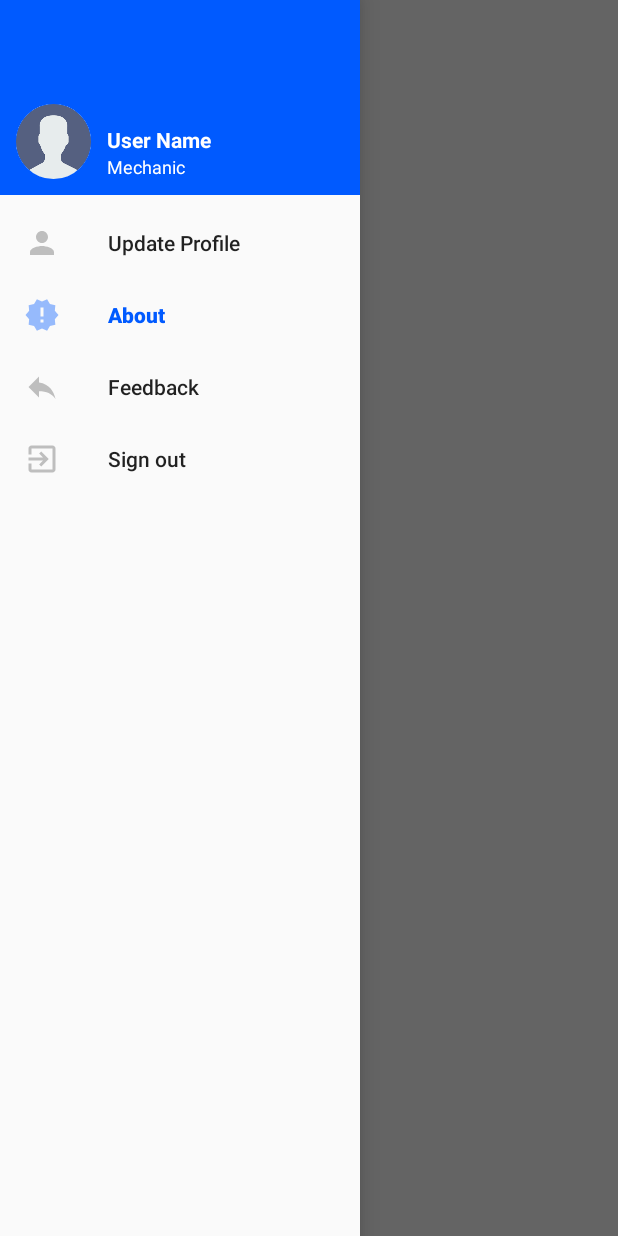
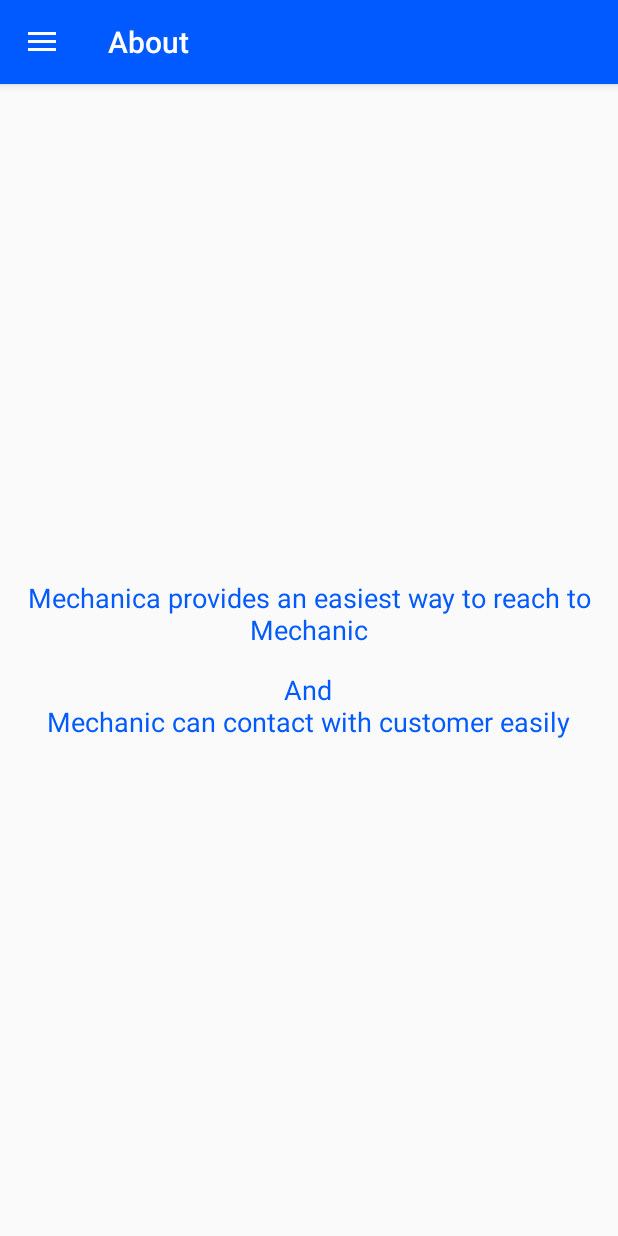
Before and after one commit to MUHAMMADAQIB96/Mechanica, an Android app: the BaseDrawerActivity screen opened directly, with no data from a screen before it, in the side drawer, after a tap on "About", on a phone screen of 412 x 824 dp. Run offline under Robolectric (Android 15) with nearby library versions, the phone set to English and light mode, and no system bars; our stand-ins replace CircleImageView, Firebase (no records; nobody signed in at launch, a user with empty details on screens opened directly); libraries missing offline, so code that uses them is left out: io.paperdb; 3 statements that could not run were skipped.

Commit message:
about activity added

```diff
--- a/app/build.gradle
+++ b/app/build.gradle
@@ -55,7 +55,6 @@ dependencies {
     /********************circular image view************************/
     implementation 'de.hdodenhof:circleimageview:2.2.0'
 
-
     /********************permission dispatcher************************/
     implementation "com.github.hotchemi:permissionsdispatcher:3.0.0"
     annotationProcessor "com.github.hotchemi:permissionsdispatcher-processor:3.0.0"
--- a/app/src/main/AndroidManifest.xml
+++ b/app/src/main/AndroidManifest.xml
@@ -40,7 +40,9 @@
 
         <activity android:name=".UserRoleActivity" />
         <activity android:name=".UpdateProfileActivity" />
-        <activity android:name=".BaseDrawerActivity"></activity>
+        <activity android:name=".BaseDrawerActivity" />
+        <activity android:name=".AboutActivity"
+            android:theme="@style/AppTheme.ActionBar"/>
     </application>
 
 </manifest>
--- /dev/null
+++ b/app/src/main/java/com/example/fyp/mechanica/AboutActivity.java
@@ -0,0 +1,22 @@
+package com.example.fyp.mechanica;
+
+import android.support.v7.app.ActionBar;
+import android.support.v7.app.AppCompatActivity;
+import android.os.Bundle;
+import android.view.MenuItem;
+
+public class AboutActivity extends BaseDrawerActivity {
+
+    @Override
+    protected void onCreate(Bundle savedInstanceState) {
+        super.onCreate(savedInstanceState);
+        setContentView(R.layout.activity_about);
+
+        ActionBar bar = getSupportActionBar();
+        if (bar != null) {
+            bar.setTitle("About");
+        }
+
+    }
+
+}
--- a/app/src/main/java/com/example/fyp/mechanica/BaseDrawerActivity.java
+++ b/app/src/main/java/com/example/fyp/mechanica/BaseDrawerActivity.java
@@ -152,6 +152,10 @@ public class BaseDrawerActivity extends AppCompatActivity implements MenuItem.On
                 startActivity(new Intent(this, UpdateProfileActivity.class));
                 break;
 
+            case R.id.menu_drawer_item_about:
+                startActivity(new Intent(this, AboutActivity.class));
+                break;
+
             case R.id.menu_drawer_item_sign_out:
                 FirebaseAuth.getInstance().signOut();
                 Intent intent = new Intent(this, LoginActivity.class);
--- a/app/src/main/java/com/example/fyp/mechanica/UpdateProfileActivity.java
+++ b/app/src/main/java/com/example/fyp/mechanica/UpdateProfileActivity.java
@@ -84,14 +84,11 @@ public class UpdateProfileActivity extends AppCompatActivity {
         vehicle.make = etMake.getText().toString();
         vehicle.model = etModel.getText().toString();
         vehicle.type = etType.getText().toString();
-//        String key = dbRef.child("users").child(currUser.id).child("vehicles").push().getKey();
-//        vehicle.key = key;
 
         dbRef.child("users").child(currUser.id).child("vehicle").setValue(vehicle)
                 .addOnCompleteListener(this, new OnCompleteListener<Void>() {
             @Override
             public void onComplete(@NonNull Task<Void> task) {
-//                currUser.vehicles.add(vehicle);
                 currUser.vehicle = vehicle;
                 Paper.book().write(Constants.CURR_USER_KEY, currUser);
                 startActivity(new Intent(UpdateProfileActivity.this, MainActivity.class));
--- /dev/null
+++ b/app/src/main/res/layout/activity_about.xml
@@ -0,0 +1,29 @@
+<?xml version="1.0" encoding="utf-8"?>
+<LinearLayout xmlns:android="http://schemas.android.com/apk/res/android"
+    xmlns:app="http://schemas.android.com/apk/res-auto"
+    xmlns:tools="http://schemas.android.com/tools"
+    android:layout_width="match_parent"
+    android:layout_height="match_parent"
+    android:orientation="vertical"
+    android:gravity="center"
+    android:padding="@dimen/spacing_normal"
+    tools:context="com.example.fyp.mechanica.AboutActivity">
+
+    <TextView
+        android:layout_width="wrap_content"
+        android:layout_height="wrap_content"
+        android:textAlignment="center"
+        android:textSize="@dimen/font_large"
+        android:textColor="@color/blue"
+        android:text="Mechanica provides an easiest way to reach to Mechanic"
+        />
+
+    <TextView
+        android:layout_width="wrap_content"
+        android:layout_height="wrap_content"
+        android:textAlignment="center"
+        android:layout_marginTop="@dimen/spacing_normal"
+        android:textSize="@dimen/font_large"
+        android:textColor="@color/blue"
+        android:text="And\nMechanic can contact with customer easily" />
+</LinearLayout>
--- a/app/src/main/res/menu/menu_drawer_item_list.xml
+++ b/app/src/main/res/menu/menu_drawer_item_list.xml
@@ -1,5 +1,7 @@
 <?xml version="1.0" encoding="utf-8"?>
 <menu xmlns:android="http://schemas.android.com/apk/res/android">
+
+    <group android:checkableBehavior="single">
 
         <item
             android:id="@+id/menu_drawer_item_update"
@@ -20,4 +22,6 @@
             android:title="Sign out"
             android:icon="@drawable/ic_exit_to_app_24dp"/>
 
+    </group>
+
 </menu>
```
Lines whose indentation alone changed are shown as unchanged.
